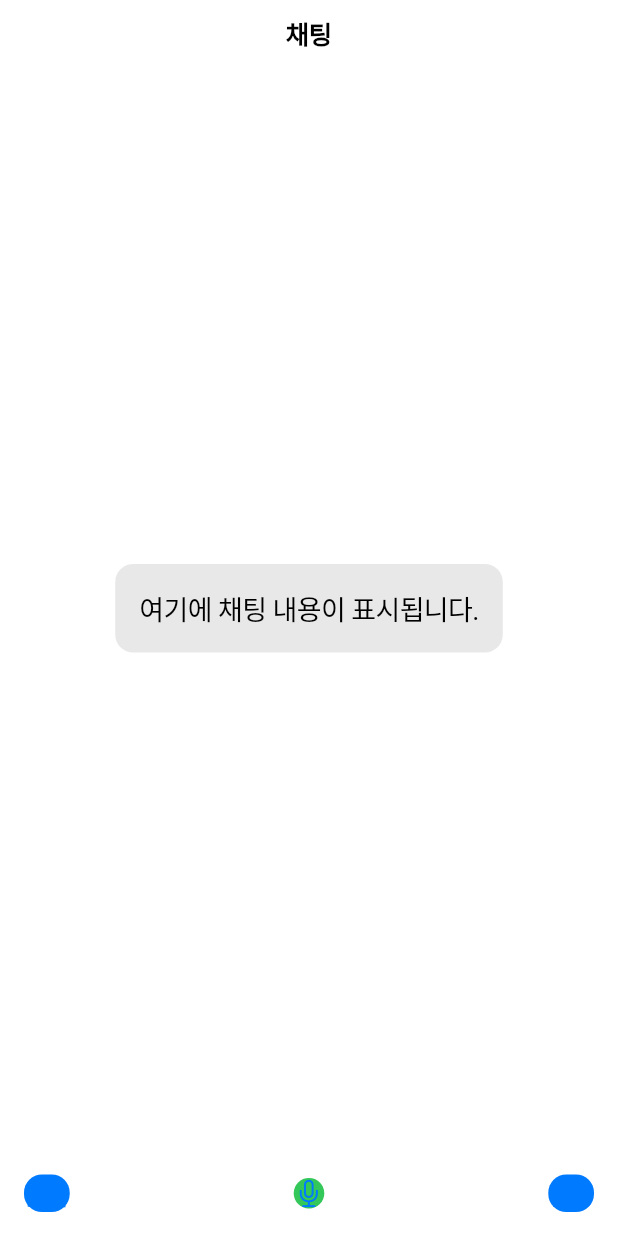
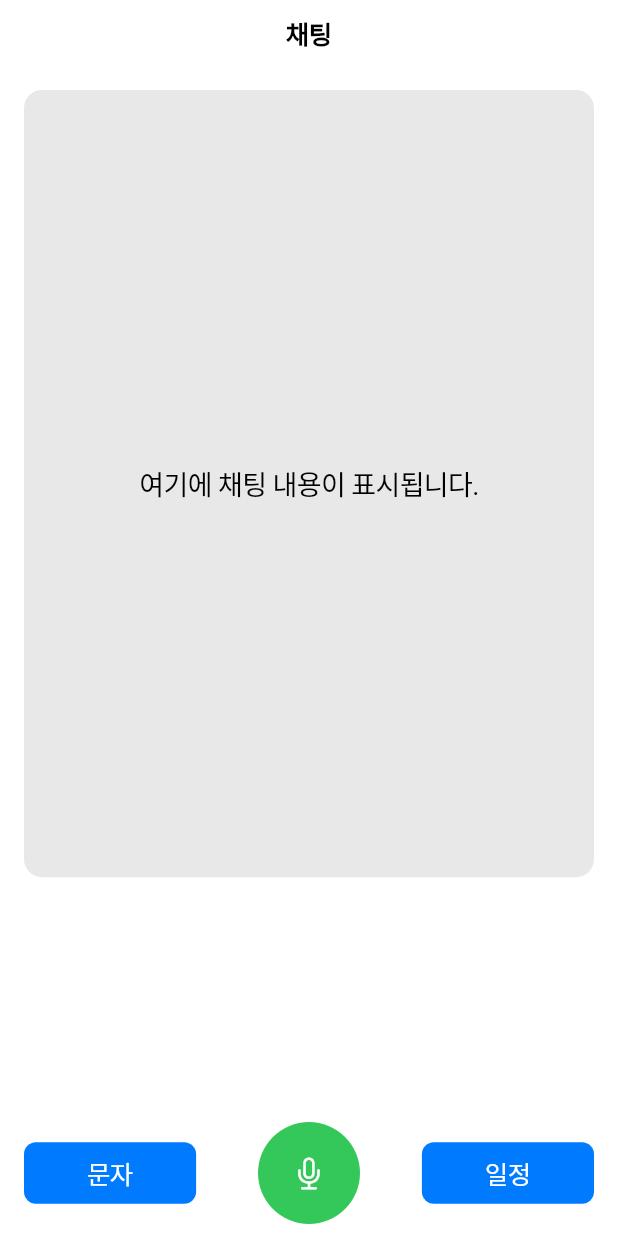
Before and after one commit to SKT-FLY/bbd_fe, a Flutter app: the screen it shows after launch, on a phone screen of 412 x 824 dp. Run offline on Flutter 3.47's test engine with Material 3 defaults, Android fonts, the phone set to English and light mode, and no system bars.

Commit message:
Design:chatpage UI button, box design

```diff
--- a/lib/chat_screen.dart
+++ b/lib/chat_screen.dart
@@ -15,53 +15,100 @@ class ChatScreen extends StatelessWidget {
           children: <Widget>[
             // 채팅 내용을 보여주는 큰 위젯
             Expanded(
+              flex: 4, // 비율: 4
               child: Center(
                 child: Container(
-                  padding: const EdgeInsets.all(16.0),
+                  margin: const EdgeInsets.all(16.0), // 화면 가장자리와의 간격 설정
                   decoration: BoxDecoration(
                     color: CupertinoColors.systemGrey.withOpacity(0.2),
                     borderRadius: BorderRadius.circular(12.0),
                   ),
+                  alignment: Alignment.center, // 내부 콘텐츠를 가운데 정렬
                   child: const Text(
                     '여기에 채팅 내용이 표시됩니다.',
                     style: TextStyle(fontSize: 18),
-                    textAlign: TextAlign.center,
+                    textAlign: TextAlign.center, // 텍스트 가운데 정렬
                   ),
                 ),
               ),
             ),
+            // 빈 공간
+            Spacer(flex: 1), // 비율: 1
             // 하단에 음성 입력 및 네비게이션 버튼 배치
             Padding(
-              padding: const EdgeInsets.all(16.0),
+              padding: const EdgeInsets.symmetric(horizontal: 16.0, vertical: 8.0),
               child: Row(
-                mainAxisAlignment: MainAxisAlignment.spaceBetween,
                 children: <Widget>[
-                  CupertinoButton(
-                    minSize: 0.0,
-                    padding: EdgeInsets.all(0),
-                    onPressed: () {
+                  Expanded(
+                    flex: 10, // 비율: 10
+                    child: Padding(
+                      padding: const EdgeInsets.only(right: 4.0), // 버튼 사이의 간격 조정
+                      child: GestureDetector(
+                        onTap: () {
                           // 문자 네비게이션 버튼 클릭 시 실행할 코드
                         },
-                    child: const Text('문자'),
+                        child: Container(
+                          padding: const EdgeInsets.all(8.0),
+                          decoration: BoxDecoration(
                             color: CupertinoColors.systemBlue,
+                            borderRadius: BorderRadius.circular(8.0), // 네모 모양
                           ),
-                  CupertinoButton(
-                    minSize: 0.0,
-                    padding: EdgeInsets.all(0),
-                    onPressed: () {
+                          child: const Center(
+                            child: Text(
+                              '문자',
+                              style: TextStyle(color: Colors.white),
+                            ),
+                          ),
+                        ),
+                      ),
+                    ),
+                  ),
+                  Expanded(
+                    flex: 12, // 비율: 13
+                    child: Padding(
+                      padding: const EdgeInsets.symmetric(horizontal: 4.0),
+                      child: GestureDetector(
+                        onTap: () {
                           // 음성 입력 버튼 클릭 시 실행할 코드
                         },
-                    child: const Icon(CupertinoIcons.mic),
+                        child: Container(
+                          width: 48.0,
+                          height: 68.0,
+                          decoration: BoxDecoration(
                             color: CupertinoColors.systemGreen,
+                            shape: BoxShape.circle, // 동그라미 모양
                           ),
-                  CupertinoButton(
-                    minSize: 0.0,
-                    padding: EdgeInsets.all(0),
-                    onPressed: () {
+                          child: const Icon(
+                            CupertinoIcons.mic,
+                            color: Colors.white,
+                          ),
+                        ),
+                      ),
+                    ),
+                  ),
+                  Expanded(
+                    flex: 10, // 비율: 10
+                    child: Padding(
+                      padding: const EdgeInsets.only(left: 4.0),
+                      child: GestureDetector(
+                        onTap: () {
                           // 일정 네비게이션 버튼 클릭 시 실행할 코드
                         },
-                    child: const Text('일정'),
+                        child: Container(
+                          padding: const EdgeInsets.all(8.0),
+                          decoration: BoxDecoration(
                             color: CupertinoColors.systemBlue,
+                            borderRadius: BorderRadius.circular(8.0), // 네모 모양
+                          ),
+                          child: const Center(
+                            child: Text(
+                              '일정',
+                              style: TextStyle(color: Colors.white),
+                            ),
+                          ),
+                        ),
+                      ),
+                    ),
                   ),
                 ],
               ),
--- a/lib/main.dart
+++ b/lib/main.dart
@@ -13,6 +13,7 @@
   @override
   Widget build(BuildContext context) {
     return CupertinoApp(
+      debugShowCheckedModeBanner:false,
       title: 'Flutter Cupertino Demo',
       theme: const CupertinoThemeData(
         primaryColor: CupertinoColors.activeBlue,
```
Lines whose indentation alone changed are shown as unchanged.
